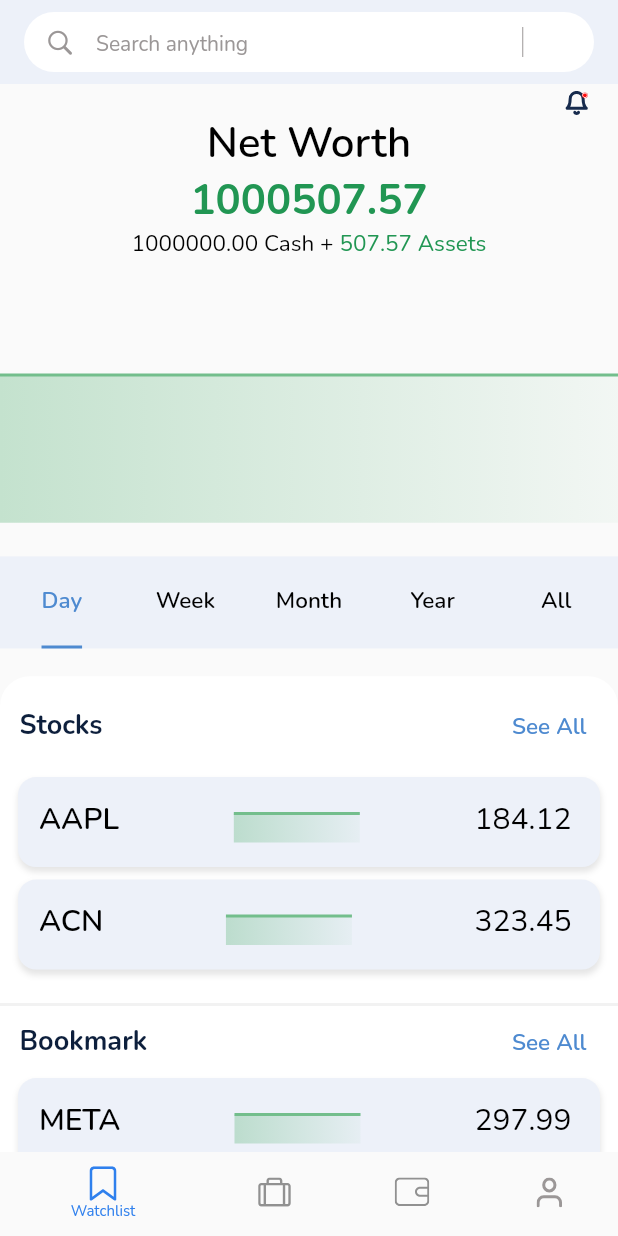
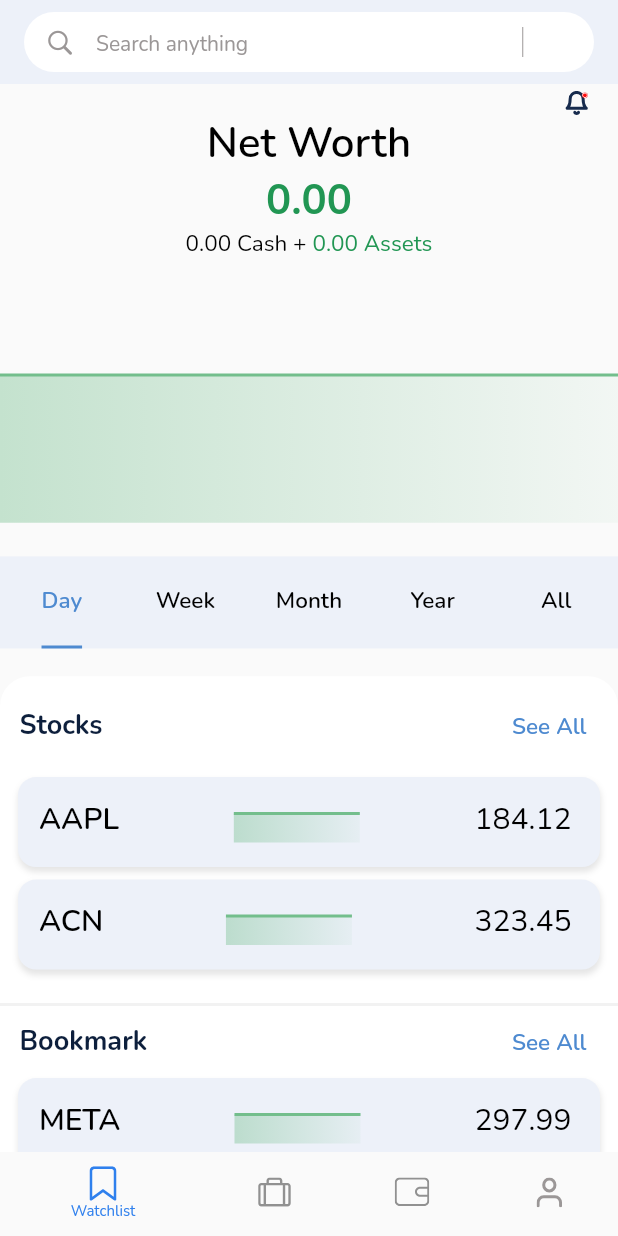
Before and after one commit to NeneWang/paper-merchant, a Flutter app: the screen it shows after launch, after a tap on "Login as Demo", on a phone screen of 412 x 824 dp. Run offline on Flutter 3.47's test engine with Material 2 defaults, Android fonts, the phone set to English and light mode, and no system bars; drawn by our look-alikes of fl_chart; our stand-ins replace flutter_svg, get, hive_flutter, percent_indicator, syncfusion_flutter_charts; missing offline and left inert: fuzzy; accounts and stored records are empty; network calls fail.

Commit message:
removing funds screen is just more time wasted

```diff
--- a/lib/data/database.dart
+++ b/lib/data/database.dart
@@ -22,7 +22,7 @@ String generateShortGuid(int length) {
 
 class Database {
   Map<dynamic, dynamic> userData = {};
-  List<Map<dynamic, dynamic>> userAsset = [];
+  List<Map<dynamic, dynamic>> userPortfolio = [];
 
   // For quick reference
   Map<dynamic, dynamic> userStockPrices = {};
@@ -34,13 +34,13 @@ class Database {
 
   void createDefaultData() {
     userData = {
-      "name": generateShortGuid(5),
-      "user_id": "4379afa2-8dd0-471d-8d1e-695106dae29a",
+      "name": "No User Logged in.",
+      "user_id": "-",
       "is_connected": "false",
-      "current_competition": "7bc69deb-b1b4-4d45-aab1-43ce2d9caf8b",
-      "player_id": "85b0ecf8-4ea7-4ad2-a388-30df41971095",
-      "cash": 1000000.00,
-      "papel_asset_worth": 507.57000732421875
+      "current_competition": "-",
+      "player_id": "92cb1815-bbc7-47aa-aba4-4788425b0524",
+      "cash": 0.00,
+      "papel_asset_worth": 0.0
     };
 
     userBookmarkPrices = {
@@ -62,7 +62,7 @@ class Database {
       }
     };
 
-    userAsset = [];
+    userPortfolio = [];
 
     userStockPrices = {
       "AAPL": {
@@ -87,18 +87,29 @@ class Database {
     _myBox.put("userData", userData);
   }
 
+  void logOff() {
+    _myBox.delete("userData");
+    _myBox.delete("userPortfolio");
+    _myBox.delete("userBookmarkPrices");
+    _myBox.delete("userStockPrices");
+    _myBox.delete("ticketNames");
+  }
+
+  void loginWithDemo() {}
+
   void loadData() {
     // If userData doesnt exist then create it
     if (_myBox.get("userData") == null) {
       createDefaultData();
     }
 
-    if ((_myBox.get("userAsset") == null || _myBox.get("userAsset").isEmpty) ||
+    if ((_myBox.get("userPortfolio") == null ||
+            _myBox.get("userPortfolio").isEmpty) ||
         (_myBox.get("userBookmarkPrices") == null ||
             _myBox.get("userBookmarkPrices").isEmpty) ||
         (_myBox.get("userStockPrices") == null ||
             _myBox.get("userStockPrices").isEmpty)) {
-      _myBox.put("userAsset", userAsset);
+      _myBox.put("userPortfolio", userPortfolio);
       syncData();
     }
 
@@ -110,11 +121,11 @@ class Database {
     }
 
     userData = _myBox.get("userData");
-    List<dynamic> userAssetData = _myBox.get("userAsset");
-    userAsset = [];
-    for (var asset in userAssetData) {
+    List<dynamic> userPortfolioData = _myBox.get("userPortfolio");
+    userPortfolio = [];
+    for (var asset in userPortfolioData) {
       if (asset is Map<String, dynamic>) {
-        userAsset.add(asset);
+        userPortfolio.add(asset);
       }
     }
 
@@ -127,18 +138,18 @@ class Database {
     userStockPrices = _myBox.get("userStockPrices");
   }
 
-  Map<dynamic, dynamic> getUserAsset(String userAssetSymbol) {
-    for (var asset in userAsset) {
-      if (asset["symbol"] == userAssetSymbol) {
+  Map<dynamic, dynamic> getuserPortfolio(String userPortfolioSymbol) {
+    for (var asset in userPortfolio) {
+      if (asset["symbol"] == userPortfolioSymbol) {
         return asset;
       }
     }
     return {};
   }
 
-  int updateUserAssetCount(String userAssetSymbol, int increaseBy) {
-    for (var asset in userAsset) {
-      if (asset["symbol"] == userAssetSymbol) {
+  int updateuserPortfolioCount(String userPortfolioSymbol, int increaseBy) {
+    for (var asset in userPortfolio) {
+      if (asset["symbol"] == userPortfolioSymbol) {
         if (asset["count"] + increaseBy < 0) {
           return asset["count"] - increaseBy;
         }
@@ -156,17 +167,17 @@ class Database {
     try {
       loadData();
 
-      final test_if_data_exists = getUserAsset(symbol);
+      final test_if_data_exists = getuserPortfolio(symbol);
       if (!test_if_data_exists.containsKey("count")) {
         await syncData();
       }
 
-      final userAssetData = getUserAsset(symbol);
+      final userPortfolioData = getuserPortfolio(symbol);
 
       final double currentSymbolPrice = double.parse(price);
 
-      final int count = userAssetData["count"];
-      final double averagePrice = userAssetData["price_average"];
+      final int count = userPortfolioData["count"];
+      final double averagePrice = userPortfolioData["price_average"];
       final double totalWorth = currentSymbolPrice * count;
       final double profit = totalWorth - (averagePrice * count);
       final double profitPercent = (profit / (averagePrice * count)) * 100;
@@ -203,9 +214,6 @@ class Database {
     if (showStockData.isEmpty || filter.isNotEmpty) {
       await populateAllStocksScreenData(filter: filter);
     }
-    print("Searching $filter");
-    print("showStockData");
-    print(showStockData);
 
     return convertToListingFormat(showStockData);
   }
@@ -232,8 +240,6 @@ class Database {
       result = ticketNames;
     }
 
-    // print("Result search results:");
-    // print(result);
     final minCount = min<int>(count, result.length);
 
     final int limitCount = min<int>(count, minCount);
@@ -245,19 +251,12 @@ class Database {
 
   Future<void> purchaseStock(String ticker_symbol,
       {int count = 1, double price = 100}) async {
-    // Create post request of model:
-    // class AssetPurchase(BaseModel):
-    // player_id: str
-    // symbol: str
-    // count: int
-    // price: float
-    // Into api: "${backendAPI}/api/buy";
     const postUrl = "$backendAPI/api/buy";
 
     // update userCash
     if (!(price * count > userData["cash"])) {
       userData["cash"] -= price * count;
-      updateUserAssetCount(ticker_symbol, count);
+      updateuserPortfolioCount(ticker_symbol, count);
 
       // Update the stock names
       if (!ticketNames.contains(ticker_symbol)) {
@@ -265,8 +264,8 @@ class Database {
         _myBox.put("ticketNames", ticketNames);
       }
 
-      // Update the userAsset
-      _myBox.put("userAsset", userAsset);
+      // Update the userPortfolio
+      _myBox.put("userPortfolio", userPortfolio);
     }
 
     final response = await http.post(
@@ -294,8 +293,6 @@ class Database {
         return;
       }
 
-      print("Purchase stock success");
-      print(response.body);
       await syncData();
       Get.snackbar("Success", "$ticker_symbol share purchased",
           backgroundColor: green219653,
@@ -303,8 +300,6 @@ class Database {
           snackPosition: SnackPosition.BOTTOM);
       return;
     } else {
-      // print("Purchase stock failed");
-      print(response.body);
       Get.snackbar("Failed", "Failed to purchase $ticker_symbol share",
           backgroundColor: redEB5757,
           colorText: white,
@@ -325,7 +320,7 @@ class Database {
 
     // Make internal changes monetarily
 
-    final countStocks = updateUserAssetCount(ticker_symbol, -count);
+    final countStocks = updateuserPortfolioCount(ticker_symbol, -count);
     // update userCash
     if (countStocks >= 0) {
       userData["cash"] += price * count;
@@ -336,13 +331,11 @@ class Database {
         _myBox.put("ticketNames", ticketNames);
       }
 
-      // Update the userAsset
-      _myBox.put("userAsset", userAsset);
+      // Update the userPortfolio
+      _myBox.put("userPortfolio", userPortfolio);
     }
 
     const postUrl = "$backendAPI/api/sell";
-    print("Sell stock requested");
-    print(postUrl);
 
     final response = await http.post(
       Uri.parse(postUrl),
@@ -358,7 +351,6 @@ class Database {
     );
 
     if (response.statusCode == 200) {
-      print(response.body);
       if (response.body.contains("Not enough")) {
         Get.snackbar(
           "Failed",
@@ -404,7 +396,7 @@ class Database {
   }
 
   Future getStockNames() async {
-    final stockAPI = "$backendAPI/api/stickers"; // Replace with actual API URL
+    const stockAPI = "$backendAPI/api/stickers"; // Replace with actual API URL
     final response = await http.get(Uri.parse(stockAPI));
     if (response.statusCode == 200) {
       final responseData = jsonDecode(response.body);
@@ -439,22 +431,22 @@ class Database {
       // Process the API response and print assets
       if (response.statusCode == 200) {
         final assetsData = json.decode(response.body);
-        userAsset = []; //Empty the userData before
+        userPortfolio = []; //Empty the userData before
         for (var asset in assetsData) {
           if (asset is Map<String, dynamic>) {
-            userAsset.add(asset);
+            userPortfolio.add(asset);
           }
         }
       } else {
         print("Failed to fetch assets");
       }
 
-      _myBox.put("userAsset", userAsset);
+      _myBox.put("userPortfolio", userPortfolio);
 
       const getHighlightURL =
           "$backendAPI/api/get_highlight_today"; // Replace with actual API URL
 
-      final bookmarks = ["META", "AAPL"];
+      final bookmarks = ["AAPL", "JPM", "MSFT", "EBAY", "SHOP"];
       final headers = <String, String>{
         'Content-Type': 'application/json',
       };
@@ -476,12 +468,17 @@ class Database {
         // Successful response
         final responseData = jsonDecode(response_2.body);
         // Process responseData as needed
-        print("body 2");
+        print("Why is this being called multiple times.");
         print(responseData);
         userBookmarkPrices = responseData["bookmarks"];
         userStockPrices = responseData["stocks"];
-        userData["papel_asset_worth"] = responseData["papel_asset_worth"];
-        userData["cash"] = responseData["user_cash"];
+
+        userData["papel_asset_worth"] =
+            responseData["papel_asset_worth"].toDouble();
+        userData["cash"] = responseData["user_cash"].toDouble();
+        userData["name"] = responseData["user_name"];
+        userData["user_id"] = responseData["user_id"];
+        userData["current_competition"] = responseData["competition_id"];
 
         _myBox.put("userBookmarkPrices", userBookmarkPrices);
         _myBox.put("userStockPrices", userStockPrices);
--- a/lib/data/utils.dart
+++ b/lib/data/utils.dart
@@ -34,7 +34,7 @@ List<Map<String, dynamic>> convertToListingFormat(
   List<Map<String, dynamic>> outputList = [];
 
   inputMap.forEach((key, value) {
-    double adjClose = value["Adj Close"];
+    double adjClose = value["Adj Close"] ?? 0.0;
     outputList.add({
       "title": key,
       "totalRs": adjClose
--- a/lib/screen/home/account/account_screen.dart
+++ b/lib/screen/home/account/account_screen.dart
@@ -2,33 +2,25 @@ import 'package:flutter/material.dart';
 import 'package:get/get.dart';
 import 'package:mymoney/utils/color.dart';
 import 'package:mymoney/data/database.dart';
+import 'package:mymoney/screen/welcome/welcome_screen.dart';
 
-class AccountScreen extends StatelessWidget {
+class AccountScreen extends StatefulWidget {
+  @override
+  State<AccountScreen> createState() => _AccountScreenState();
+}
+
+class _AccountScreenState extends State<AccountScreen> {
   final Database db = Database();
 
   @override
-  Widget build(BuildContext context) {
-    return Scaffold(
-        appBar: AppBar(
-          automaticallyImplyLeading: false,
-          backgroundColor: pageBackGroundC,
-          elevation: 0,
-        ),
-        body: FutureBuilder(
-          future: () {
-            db.createDefaultData();
+  void initState() {
+    super.initState();
     db.loadData();
     db.syncData();
-          }(),
-          builder: (context, snapshot) {
-            if (snapshot.connectionState == ConnectionState.waiting) {
-              return Center(
-                child: CircularProgressIndicator(),
-              );
-            } else {
-              db.createDefaultData();
-              db.loadData();
-              db.syncData();
+  }
+
+  @override
+  Widget build(BuildContext context) {
     const settingsAlignation = Align(
       alignment: Alignment.topLeft,
       child: Text(
@@ -53,7 +45,13 @@ class AccountScreen extends StatelessWidget {
       fontFamily: "NunitoSemiBold",
       fontWeight: FontWeight.w600,
     );
-              return Stack(
+    return Scaffold(
+        appBar: AppBar(
+          automaticallyImplyLeading: false,
+          backgroundColor: pageBackGroundC,
+          elevation: 0,
+        ),
+        body: Stack(
           children: [
             Container(
               width: Get.width,
@@ -115,7 +113,9 @@ class AccountScreen extends StatelessWidget {
                         ),
                       ),
                       InkWell(
-                              onTap: () {},
+                        onTap: () {
+                          Get.to(WelcomeScreen());
+                        },
                         child: logOffRowButton(
                           labelText: "Log off",
                         ),
@@ -126,9 +126,6 @@ class AccountScreen extends StatelessWidget {
               ),
             ),
           ],
-              );
-            }
-          },
         ));
   }
 }
--- a/lib/screen/home/fund/fund_screen.dart
+++ /dev/null
@@ -1,200 +0,0 @@
-import 'package:flutter/material.dart';
-import 'package:get/get.dart';
-import 'package:mymoney/utils/buttons_widget.dart';
-import 'package:mymoney/utils/color.dart';
-import 'package:mymoney/data/database.dart';
-
-class FundScreen extends StatefulWidget {
-  const FundScreen({super.key});
-
-  @override
-  State<FundScreen> createState() => _FundScreenState();
-}
-
-class _FundScreenState extends State<FundScreen> {
-  Database db = Database();
-  double assets = 0.0;
-  double cash = 0.0;
-  double netWorth = 0.0;
-
-  String assetsString = "";
-  String cashString = "";
-  String netWorthString = "";
-
-  void refreshData() {
-    db.loadData();
-    db.syncData();
-    assets = db.userData["papel_asset_worth"];
-    cash = db.userData["cash"];
-    netWorth = assets + cash;
-
-    assetsString = assets.toStringAsFixed(2);
-    cashString = cash.toStringAsFixed(2);
-    netWorthString = netWorth.toStringAsFixed(2);
-  }
-
-  @override
-  void initState() {
-    super.initState();
-    refreshData();
-  }
-
-  @override
-  Widget build(BuildContext context) {
-    const boldDarkStyle = TextStyle(
-      fontSize: 21,
-      color: appColor,
-      fontFamily: "NunitoSemiBold",
-      fontWeight: FontWeight.w600,
-    );
-    return Scaffold(
-      body: RefreshIndicator(
-        onRefresh: () async {
-          refreshData();
-        },
-        child: Stack(
-          children: [
-            Container(
-              width: Get.width,
-              height: Get.height,
-              color: pageBackGroundC,
-              child: Padding(
-                padding: EdgeInsets.only(top: Get.height / 14.85),
-                child: const NetworthHeader(),
-              ),
-            ),
-            Positioned(
-              bottom: 0,
-              child: Container(
-                width: Get.width,
-                height: Get.height / 1.33,
-                decoration: const BoxDecoration(
-                  color: white,
-                  borderRadius: BorderRadius.only(
-                    topLeft: Radius.circular(22.56),
-                    topRight: Radius.circular(22.56),
-                  ),
-                ),
-                child: Padding(
-                  padding: EdgeInsets.only(
-                    top: Get.height / 74.285,
-                  ),
-                  child: Column(
-                    children: [
-                      const Text(
-                        "Cash + Assets",
-                        style: TextStyle(
-                          fontSize: 17,
-                          color: gray,
-                          fontFamily: "NunitoSemiBold",
-                          fontWeight: FontWeight.w600,
-                        ),
-                      ),
-                      Text(
-                        netWorthString,
-                        style: boldDarkStyle,
-                      ),
-                      Padding(
-                        padding: EdgeInsets.only(
-                          top: Get.height / 97.42,
-                          left: Get.width / 25.71,
-                          right: Get.width / 41.14,
-                        ),
-                        child: const Divider(
-                          color: gray,
-                          thickness: 1,
-                        ),
-                      ),
-                      rowInformationDisplay(text1: "Cash", text2: cashString),
-                      const Padding(
-                        padding:
-                            EdgeInsets.only(right: 10.28, left: 16, top: 10),
-                        child: Divider(
-                          color: gray,
-                          thickness: 1,
-                        ),
-                      ),
-                      rowInformationDisplay(
-                          text1: "Assets", text2: assetsString),
-                      Padding(
-                        padding: const EdgeInsets.only(top: 30),
-                        child: Row(
-                          mainAxisAlignment: MainAxisAlignment.center,
-                          children: [
-                            resetFundButton(
-                                onTapButton: () {}, textLabel: "Reset Funds"),
-                          ],
-                        ),
-                      ),
-                    ],
-                  ),
-                ),
-              ),
-            )
-          ],
-        ),
-      ),
-    );
-  }
-}
-
-class NetworthHeader extends StatelessWidget {
-  const NetworthHeader({
-    super.key,
-  });
-
-  @override
-  Widget build(BuildContext context) {
-    return Column(
-      children: [
-        Text(
-          "Funds",
-          style: TextStyle(
-            fontSize: 26,
-            color: black2,
-            fontFamily: "NunitoBold",
-            fontWeight: FontWeight.w700,
-          ),
-        ),
-      ],
-    );
-  }
-}
-
-rowInformationDisplay({String? text1, String? text2}) {
-  return Padding(
-    padding: EdgeInsets.only(
-      left: Get.width / 17.19,
-      right: Get.width / 22.63,
-      top: Get.height / 89.14,
-    ),
-    child: Container(
-      height: Get.height / 14.91,
-      width: Get.width,
-      child: Column(
-        mainAxisAlignment: MainAxisAlignment.spaceBetween,
-        crossAxisAlignment: CrossAxisAlignment.start,
-        children: [
-          Text(
-            text1!,
-            style: TextStyle(
-              fontSize: 16,
-              color: black2.withOpacity(0.6),
-              fontFamily: "NunitoSemiBold",
-              fontWeight: FontWeight.w600,
-            ),
-          ),
-          Text(
-            text2!,
-            style: TextStyle(
-              fontSize: 18,
-              color: black2,
-              fontFamily: "NunitoSemiBold",
-              fontWeight: FontWeight.w600,
-            ),
-          )
-        ],
-      ),
-    ),
-  );
-}
--- a/lib/screen/home/portfolio/equity/user_portfolio.dart
+++ b/lib/screen/home/portfolio/equity/user_portfolio.dart
@@ -33,15 +33,31 @@ class UserPortfolio extends StatefulWidget {
 
 class _UserPortfolioState extends State<UserPortfolio> {
   final Database db = Database();
+  Map<String, double> portfolioSummary = {
+    "totalInvested": 0,
+    "totalProfit": 0,
+  };
+  List<Map<dynamic, dynamic>> UserPortfolioData = [];
+  double totalInvested = 0;
+  double totalProfit = 0;
 
   @override
   void initState() {
     super.initState();
+    loadInformation();
+  }
+
+  void loadInformation() {
     db.loadData();
+    UserPortfolioData = db.userPortfolio;
+    portfolioSummary =
+        UserPortfolio.calculatePortfolioSummary(UserPortfolioData);
+    totalInvested = portfolioSummary["totalInvested"]!;
+    totalProfit = portfolioSummary["totalProfit"]!;
   }
 
   void refresh() {
-    db.loadData();
+    loadInformation();
     Get.snackbar(
       "Refreshed",
       "Portfolio refreshed",
@@ -53,15 +69,6 @@ class _UserPortfolioState extends State<UserPortfolio> {
 
   @override
   Widget build(BuildContext context) {
-    db.loadData();
-    final UserPortfolioData = db.userAsset;
-    print("UserPorfolio Data became");
-    print(UserPortfolioData);
-    Map<String, double> portfolioSummary =
-        UserPortfolio.calculatePortfolioSummary(UserPortfolioData);
-    double totalInvested = portfolioSummary["totalInvested"]!;
-    double totalProfit = portfolioSummary["totalProfit"]!;
-
     return Scaffold(
       body: RefreshIndicator(
         onRefresh: () async {
--- a/lib/screen/home/watchlist/home_screen.dart
+++ b/lib/screen/home/watchlist/home_screen.dart
@@ -123,8 +123,6 @@ appBarDesign() {
   DrawerOpen drawerOpen = Get.put(DrawerOpen());
   FocusNode focusNode = FocusNode();
   // Print current path
-  print("============current path==========");
-  print(Get.currentRoute);
   return AppBar(
     backgroundColor: pageBackGroundC,
     leadingWidth: 30,
--- a/lib/screen/welcome/welcome_screen.dart
+++ b/lib/screen/welcome/welcome_screen.dart
@@ -2,8 +2,8 @@ import 'package:flutter/cupertino.dart';
 import 'package:flutter/material.dart';
 import 'package:flutter_svg/flutter_svg.dart';
 import 'package:get/get.dart';
-// import 'package:mymoney/screen/auth/signup/signup_screen.dart';
-// import '../auth/login/login_screen.dart';
+import 'package:mymoney/screen/auth/signup/signup_screen.dart';
+import '../auth/login/login_screen.dart';
 import 'package:mymoney/screen/home/drawer_open_.dart';
 import 'package:mymoney/utils/buttons_widget.dart';
 import 'package:mymoney/utils/color.dart';
@@ -62,32 +62,32 @@ class WelcomeScreen extends StatelessWidget {
               SizedBox(
                 height: Get.height / 49.52,
               ),
-              // Row(
-              //   mainAxisAlignment: MainAxisAlignment.center,
-              //   children: [
-              //     Text(
-              //       "Don't have an account?",
-              //       style: TextStyle(
-              //         fontSize: 14,
-              //         fontFamily: "Nunito",
-              //         color: black,
-              //       ),
-              //     ),
-              //     InkWell(
-              //       onTap: () {
-              //         Get.to(SignUpScreen());
-              //       },
-              //       child: Text(
-              //         " Sign up",
-              //         style: TextStyle(
-              //           fontSize: 14,
-              //           color: appColor,
-              //           fontFamily: "NunitoSemiBold",
-              //         ),
-              //       ),
-              //     ),
-              //   ],
-              // ),
+              Row(
+                mainAxisAlignment: MainAxisAlignment.center,
+                children: [
+                  Text(
+                    "Don't have an account?",
+                    style: TextStyle(
+                      fontSize: 14,
+                      fontFamily: "Nunito",
+                      color: black,
+                    ),
+                  ),
+                  InkWell(
+                    onTap: () {
+                      Get.to(SignUpScreen());
+                    },
+                    child: Text(
+                      " Sign up",
+                      style: TextStyle(
+                        fontSize: 14,
+                        color: appColor,
+                        fontFamily: "NunitoSemiBold",
+                      ),
+                    ),
+                  ),
+                ],
+              ),
             ],
           ),
         ),
```
Lines whose indentation alone changed are shown as unchanged.
